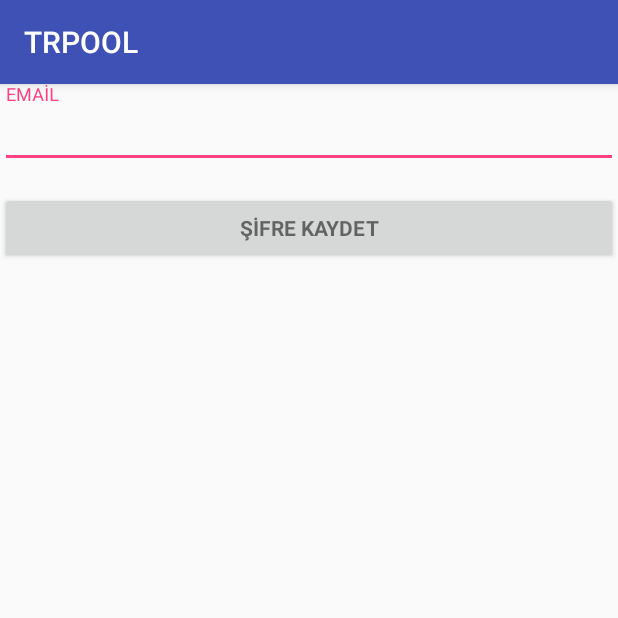
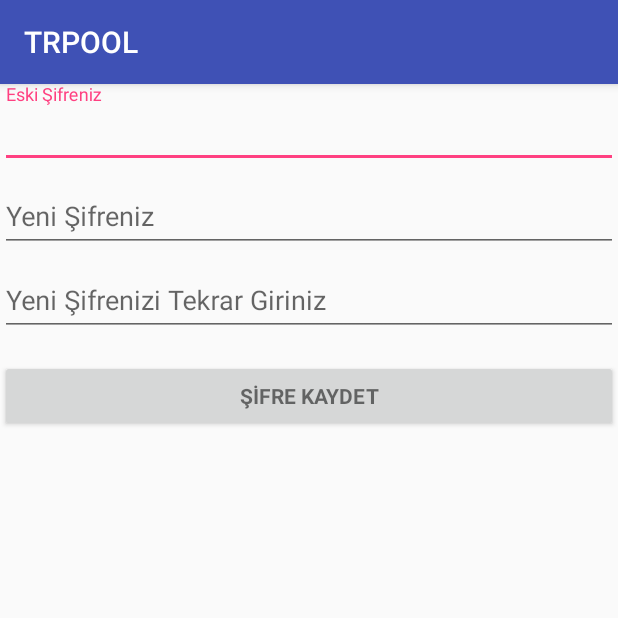
Before and after one commit to ismtyldz/TRPOOL, an Android app: the fragment sifre_update shown on its own in the app's theme, on a phone screen of 412 x 824 dp, the top half of it. Run offline under Robolectric (Android 15) with nearby library versions, the phone set to English and light mode, and no system bars; our stand-ins replace Volley.

Commit message:
şifre update ekranının kodlanması ve tasarlanması

```diff
--- a/app/src/main/java/com/example/ismet/trpool/sifre_update.java
+++ b/app/src/main/java/com/example/ismet/trpool/sifre_update.java
@@ -1,19 +1,37 @@
 package com.example.ismet.trpool;
 
 
+import android.content.Intent;
 import android.os.Bundle;
+import android.support.design.widget.NavigationView;
 import android.support.v4.app.Fragment;
 import android.view.LayoutInflater;
 import android.view.View;
 import android.view.ViewGroup;
+import android.widget.Button;
+import android.widget.EditText;
+import android.widget.ImageView;
+import android.widget.TextView;
+import android.widget.Toast;
+
+import com.android.volley.Request;
+import com.android.volley.Response;
+import com.android.volley.VolleyError;
+import com.android.volley.toolbox.StringRequest;
+import com.android.volley.toolbox.Volley;
+
+import org.json.JSONException;
+import org.json.JSONObject;
 
 
 /**
  * A simple {@link Fragment} subclass.
  */
-public class sifre_update extends Fragment {
-
-
+public class sifre_update extends Fragment implements View.OnClickListener {
+    Button duzenle;
+    EditText e_sifre;
+    EditText sifre;
+    EditText sifre_confirmation;
     public sifre_update() {
         // Required empty public constructor
     }
@@ -23,7 +41,56 @@ public class sifre_update extends Fragment {
     public View onCreateView(LayoutInflater inflater, ViewGroup container,
                              Bundle savedInstanceState) {
 
-        return inflater.inflate(R.layout.fragment_sifre_update, container, false);
+        final View rootView = inflater.inflate(R.layout.fragment_sifre_update,container,false);
+        duzenle = (Button)  rootView.findViewById(R.id.sifre_updateBtn);
+        e_sifre = (EditText) rootView.findViewById(R.id.e_sifre);
+        sifre = (EditText) rootView.findViewById(R.id.sifre);
+        sifre_confirmation = (EditText) rootView.findViewById(R.id.sifre_confirmation);
+        duzenle.setOnClickListener(this);
+        return rootView;
+    }
+    @Override
+    public void onClick(View v){
+        switch (v.getId()){
+            case R.id.sifre_updateBtn:
+                com.android.volley.RequestQueue queue = Volley.newRequestQueue(getContext());
+                String url ="http://trpoll.kirmizikaya.net/api/sifreDegistir?id="+bilgiler.id.toString()+"&token="+bilgiler.token.toString()+"&e_sifre="+e_sifre.getText().toString()+"&sifre="+sifre.getText().toString()+"&sifre_confirmation="+sifre_confirmation.getText().toString();
+                // Request a string response from the provided URL.
+                StringRequest stringRequest = new StringRequest(Request.Method.GET, url,
+                        new Response.Listener<String>() {
+                            @Override
+                            public void onResponse(String response) {
+                                try {
+                                    JSONObject data = new JSONObject(response);
+                                    JSONObject userDetails = data.getJSONObject("trpoll");
+                                    String user_case = userDetails.getString("case");
+                                    String mesaj = userDetails.getString("message");
+
+                                    if (user_case=="1"){
+                                        Toast.makeText(getContext(), mesaj.toString(), Toast.LENGTH_SHORT).show();
+                                        Intent loginIntent = new Intent(getActivity(), MainActivity.class);
+                                        loginIntent.setFlags(Intent.FLAG_ACTIVITY_CLEAR_TOP);
+                                        startActivity(loginIntent);
+                                        getActivity().finish();
+                                    }else{
+                                        Toast.makeText(getContext(), mesaj.toString(), Toast.LENGTH_SHORT).show();
+                                    }
+                                } catch (JSONException e) {
+                                    e.printStackTrace();
+                                    Toast.makeText(getContext(), ""+e.toString(), Toast.LENGTH_SHORT).show();
+                                }
+                            }
+                        }, new Response.ErrorListener() {
+                    @Override
+                    public void onErrorResponse(VolleyError error) {
+                        Toast.makeText(getContext(), "Kullanıcı Adı veya Şifre yanlış"+error.toString(), Toast.LENGTH_SHORT).show();
+                    }
+                });
+                // Add the request to the RequestQueue.
+                queue.add(stringRequest);
+
+            break;
+        }
     }
 
 }
--- a/app/src/main/res/layout/fragment_sifre_update.xml
+++ b/app/src/main/res/layout/fragment_sifre_update.xml
@@ -14,12 +14,34 @@
             android:layout_width="match_parent"
             android:layout_height="wrap_content">
 
-            <AutoCompleteTextView
-                android:id="@+id/email"
+            <EditText
+                android:id="@+id/e_sifre"
                 android:layout_width="match_parent"
                 android:layout_height="wrap_content"
-                android:hint="EMAİL"
-                android:inputType="textEmailAddress"
+                android:hint="Eski Şifreniz"
+                android:maxLines="1"
+                android:singleLine="true" />
+        </android.support.design.widget.TextInputLayout>
+
+        <android.support.design.widget.TextInputLayout
+            android:layout_width="match_parent"
+            android:layout_height="wrap_content">
+            <EditText
+                android:id="@+id/sifre"
+                android:layout_width="match_parent"
+                android:layout_height="wrap_content"
+                android:hint="Yeni Şifreniz"
+                android:maxLines="1"
+                android:singleLine="true" />
+    </android.support.design.widget.TextInputLayout>
+        <android.support.design.widget.TextInputLayout
+            android:layout_width="match_parent"
+            android:layout_height="wrap_content">
+            <EditText
+                android:id="@+id/sifre_confirmation"
+                android:layout_width="match_parent"
+                android:layout_height="wrap_content"
+                android:hint="Yeni Şifrenizi Tekrar Giriniz"
                 android:maxLines="1"
                 android:singleLine="true" />
 
```
